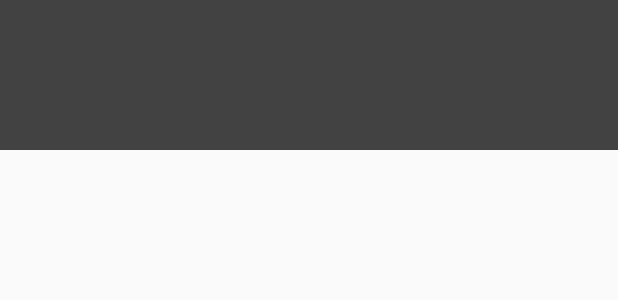
After one commit to Frivan777/AllKindsRecyclerViewAdapter, an Android app: the layout fragment_dynamic.xml on its own in the app's theme, with its tools: preview values and no code run, on a phone screen of 412 x 824 dp. The commit adds this screen. Shown: the top 300 px of the screen. Run offline under Robolectric (Android 15) with nearby library versions, the phone set to English and light mode, and no system bars.

Commit message:
add swipe view

```diff
--- a/app/build.gradle
+++ b/app/build.gradle
@@ -1,4 +1,4 @@
- apply plugin: 'com.android.application'
+apply plugin: 'com.android.application'
 
 apply plugin: 'kotlin-android'
 
@@ -42,4 +42,6 @@ dependencies {
 
     implementation 'androidx.paging:paging-runtime-ktx:2.1.0'
     implementation 'androidx.recyclerview:recyclerview:1.0.0'
+
+    implementation 'com.android.support:support-dynamic-animation:28.0.0'
 }
--- a/app/src/main/java/com/frivan/tools/view/activities/animation/main/AnimationActivity.kt
+++ b/app/src/main/java/com/frivan/tools/view/activities/animation/main/AnimationActivity.kt
@@ -8,6 +8,7 @@ import androidx.fragment.app.Fragment
 import com.frivan.tools.R
 import com.frivan.tools.view.activities.animation.share.image.ShareImageActivity
 import com.frivan.tools.view.activities.animation.share.list.ContactListActivity
+import com.frivan.tools.view.fragments.animation.dynamic.DynamicFragment
 import com.frivan.tools.view.fragments.animation.explode.ExplodeFragment
 import com.frivan.tools.view.fragments.animation.image.ImageFragment
 import com.frivan.tools.view.fragments.animation.simple.SimpleFragment
@@ -55,6 +56,11 @@ class AnimationActivity : AppCompatActivity() {
 
                 true
             }
+            R.id.action_dynamic -> {
+                this.showFragment(DynamicFragment.newInstance())
+
+                true
+            }
             else -> super.onOptionsItemSelected(item)
         }
     }
--- /dev/null
+++ b/app/src/main/java/com/frivan/tools/view/views/swipe/SwipeView.kt
@@ -0,0 +1,59 @@
+package com.frivan.tools.view.views.swipe
+
+import android.content.Context
+import android.util.AttributeSet
+import android.view.GestureDetector
+import android.view.LayoutInflater
+import android.view.MotionEvent
+import android.view.animation.AccelerateDecelerateInterpolator
+import androidx.constraintlayout.widget.ConstraintLayout
+import com.frivan.tools.R
+import com.frivan.tools.view.views.swipe.gesture.SwipeViewGestureListener
+import kotlinx.android.synthetic.main.view_swipe.view.*
+
+private const val TRANSLATION_X_ANIMATION_DURATION = 250L
+
+class SwipeView @JvmOverloads constructor(
+        context: Context,
+        attrs: AttributeSet? = null,
+        defStyleAttr: Int = 0
+) : ConstraintLayout(context, attrs, defStyleAttr) {
+
+    private val gestureDetector: GestureDetector
+
+    init {
+        this.gestureDetector = GestureDetector(context, SwipeViewGestureListener(object : SwipeViewGestureListener.SwipeCallback {
+            override fun onSwipe(type: Int, velocityY: Float) {
+
+            }
+
+            override fun onScroll(distanceX: Float, distanceY: Float) {
+                val view = this@SwipeView?.swipeParent
+
+                if (view == null) return
+
+                val x = Math.max(0F - view.width,
+                        Math.min(view.width.toFloat(), view.translationX + (distanceX * -1)))
+
+                this@SwipeView?.swipeParent.translationX = x
+            }
+        }))
+
+        LayoutInflater.from(context).inflate(R.layout.view_swipe, this, true)
+    }
+
+    override fun onTouchEvent(event: MotionEvent?): Boolean {
+        if (event?.actionMasked == MotionEvent.ACTION_CANCEL
+                || event?.actionMasked == MotionEvent.ACTION_UP) {
+
+            this.swipeParent?.animate()?.apply {
+                translationX(0F)
+                duration = TRANSLATION_X_ANIMATION_DURATION
+                interpolator = AccelerateDecelerateInterpolator()
+            }
+        }
+
+        return this.gestureDetector.onTouchEvent(event)
+    }
+
+}
--- /dev/null
+++ b/app/src/main/java/com/frivan/tools/view/views/swipe/gesture/SwipeViewGestureType.kt
@@ -0,0 +1,15 @@
+package  com.frivan.tools.view.views.swipe.gesture
+
+import androidx.annotation.IntDef
+
+const val LEFT = 0
+
+const val RIGHT = 1
+
+const val TOP = 2
+
+const val BOTTOM = 3
+
+@IntDef(LEFT, RIGHT)
+@Retention(AnnotationRetention.SOURCE)
+annotation class SwipeViewGestureType
--- /dev/null
+++ b/app/src/main/res/layout/fragment_dynamic.xml
@@ -0,0 +1,17 @@
+<?xml version="1.0" encoding="utf-8"?>
+<androidx.constraintlayout.widget.ConstraintLayout xmlns:android="http://schemas.android.com/apk/res/android"
+    xmlns:app="http://schemas.android.com/apk/res-auto"
+    xmlns:tools="http://schemas.android.com/tools"
+    android:layout_width="match_parent"
+    android:layout_height="match_parent"
+    tools:context=".view.fragments.animation.dynamic.DynamicFragment">
+
+    <com.frivan.tools.view.views.swipe.SwipeView
+        android:layout_width="0dp"
+        android:layout_height="wrap_content"
+        app:layout_constraintEnd_toEndOf="parent"
+        app:layout_constraintStart_toStartOf="parent"
+        app:layout_constraintTop_toTopOf="parent" />
+
+
+</androidx.constraintlayout.widget.ConstraintLayout>
--- /dev/null
+++ b/app/src/main/res/layout/view_swipe.xml
@@ -0,0 +1,28 @@
+<?xml version="1.0" encoding="utf-8"?>
+<merge xmlns:android="http://schemas.android.com/apk/res/android"
+    xmlns:app="http://schemas.android.com/apk/res-auto"
+    xmlns:tools="http://schemas.android.com/tools"
+    android:layout_width="match_parent"
+    android:layout_height="match_parent"
+    tools:parentTag="androidx.constraintlayout.widget.ConstraintLayout">
+
+    <View
+        android:id="@+id/swipeChild"
+        android:layout_width="0dp"
+        android:layout_height="0dp"
+        android:background="@color/colorPrimaryDark"
+        app:layout_constraintBottom_toBottomOf="@id/swipeParent"
+        app:layout_constraintEnd_toEndOf="@id/swipeParent"
+        app:layout_constraintStart_toStartOf="@id/swipeParent"
+        app:layout_constraintTop_toTopOf="@id/swipeParent" />
+
+    <View
+        android:id="@+id/swipeParent"
+        android:layout_width="0dp"
+        android:layout_height="100dp"
+        android:background="@color/gray_800"
+        app:layout_constraintEnd_toEndOf="parent"
+        app:layout_constraintStart_toStartOf="parent"
+        app:layout_constraintTop_toTopOf="parent" />
+
+</merge>
--- a/build.gradle
+++ b/build.gradle
@@ -8,7 +8,7 @@ buildscript {
 
     }
     dependencies {
-        classpath 'com.android.tools.build:gradle:3.3.2'
+        classpath 'com.android.tools.build:gradle:3.4.0'
         classpath "org.jetbrains.kotlin:kotlin-gradle-plugin:$kotlin_version"
         // NOTE: Do not place your application dependencies here; they belong
         // in the individual module build.gradle files
```
Also changed, not shown: app/src/main/java/com/frivan/tools/view/fragments/animation/dynamic/DynamicFragment.kt (added, +37 -0 lines), app/src/main/java/com/frivan/tools/view/views/swipe/gesture/SwipeViewGestureListener.kt (added, +63 -0 lines), app/src/main/res/menu/menu_animation.xml (+10 -4 lines), gradle/wrapper/gradle-wrapper.properties.
